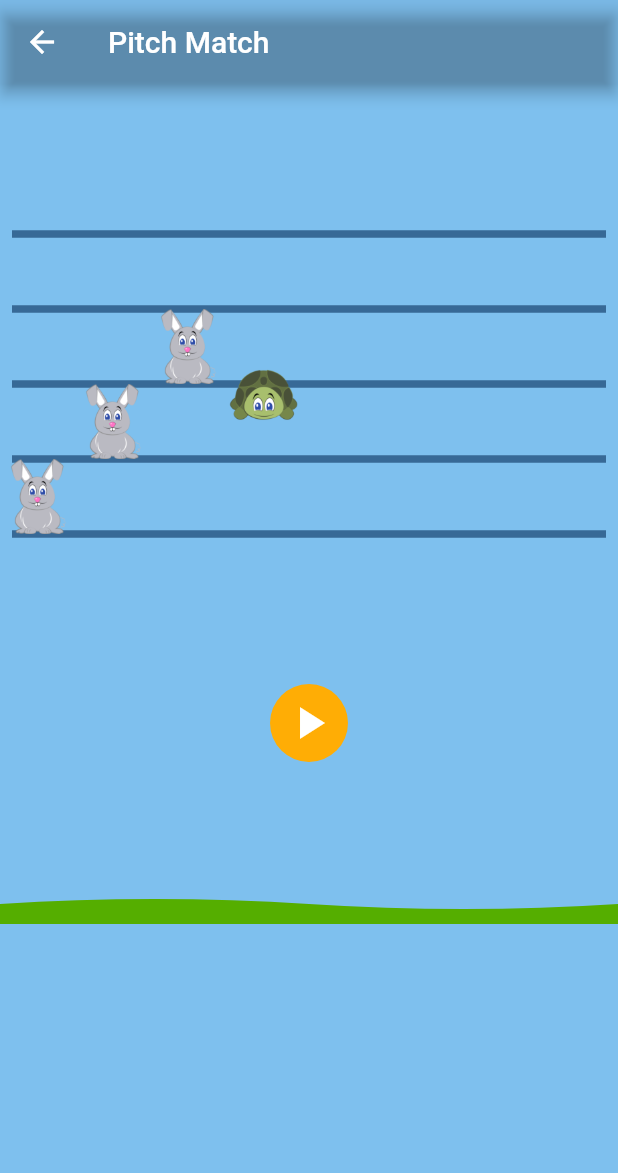
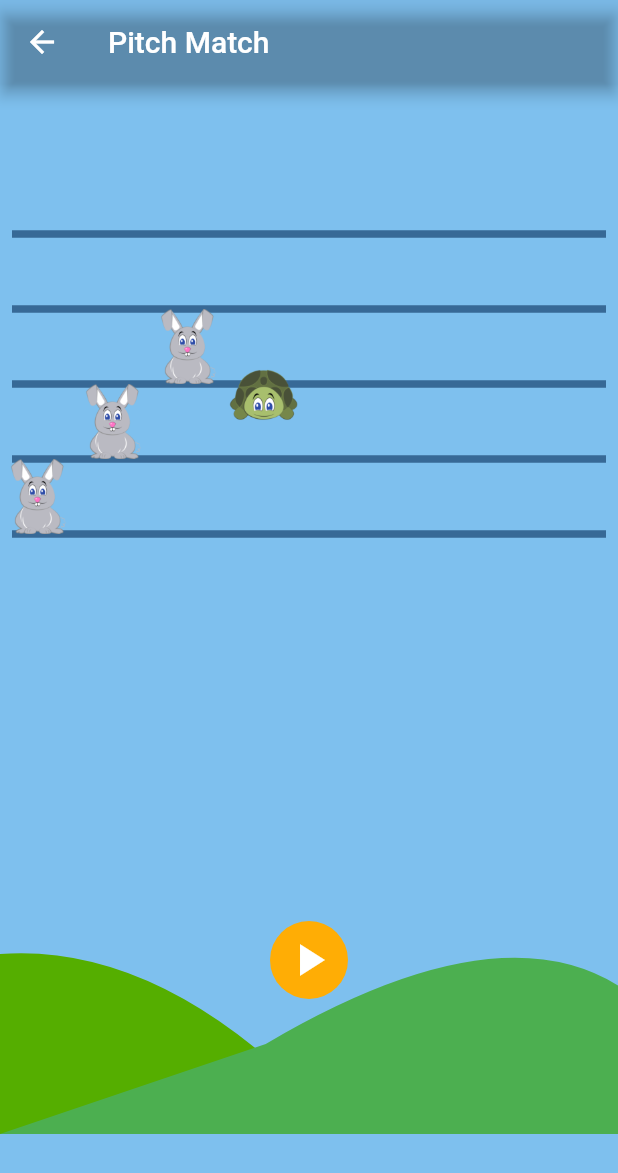
Before and after one commit to tgoze/eager-ear, a Flutter app: the screen it shows after launch, after a tap on "Pitch Match Game", on a phone screen of 412 x 824 dp. Shown: the top 1173 px of the screen. Run offline on Flutter 3.47's test engine with Material 2 defaults, Android fonts, the phone set to English and light mode, and no system bars; our stand-ins replace assets_audio_player, permission_handler.

Commit message:
Changes to background design. #6.

```diff
--- a/lib/games/pitch_match/main.dart
+++ b/lib/games/pitch_match/main.dart
@@ -110,15 +110,18 @@ class _PitchMatchManagerState extends State<PitchMatchManager> {
           notes: widget.notes,
           currentNoteIndex: _currentNoteIndex
         ),
-        Row(
-          children: <Widget>[
         Expanded(
           flex: 1,
           child: Stack(
             children: <Widget>[
               CustomPaint(
                 painter: BackgroundPainter(),
-                    child: Container(height: 160,),
+                child: Container(
+                  height: 300,
+//                      decoration: BoxDecoration(
+//                          border: Border.all(color: Colors.blueAccent)
+//                      )
+                ),
               ),
               PitchMatchPlayer(
                 notes: widget.notes,
@@ -127,8 +130,6 @@ class _PitchMatchManagerState extends State<PitchMatchManager> {
               )
             ],
           )
-            )
-          ],
         )
       ],
     );
@@ -140,19 +141,31 @@ class BackgroundPainter extends CustomPainter {
   @override
   void paint(Canvas canvas, Size size) {
     Paint paint = Paint();
-    Path path  = Path();
+    Path path = Path();
 
     paint.color = Color(0xFF55AE00);
     paint.style = PaintingStyle.fill;
 
-    path.moveTo(0, size.height * 0.9167);
-    path.quadraticBezierTo(size.width * 0.25, size.height * 0.875,
+    path.moveTo(0, size.height * 0.6);
+    path.quadraticBezierTo(size.width * 0.25, size.height * 0.575,
         size.width * 0.5, size.height * 0.9167);
     path.quadraticBezierTo(size.width * 0.75, size.height * 0.9584,
         size.width * 1.0, size.height * 0.9167);
     path.lineTo(size.width, size.height);
     path.lineTo(0, size.height);
     canvas.drawPath(path, paint);
+
+    Path path2 = Path();
+    paint.color = Colors.green;
+    path2.moveTo(size.width, size.height * 0.67);
+    path2.quadraticBezierTo(size.width * 0.8, size.height * 0.50,
+        size.width * 0.43, size.height * 0.8);
+//    path2.quadraticBezierTo(size.width * 0.75, size.height * 0.9584,
+//        size.width * 1.0, size.height * 0.9167);
+    path2.lineTo(0, size.height);
+    path2.lineTo(size.width, size.height);
+    canvas.drawPath(path2, paint);
+
   }
 
   @override
```
Lines whose indentation alone changed are shown as unchanged.
